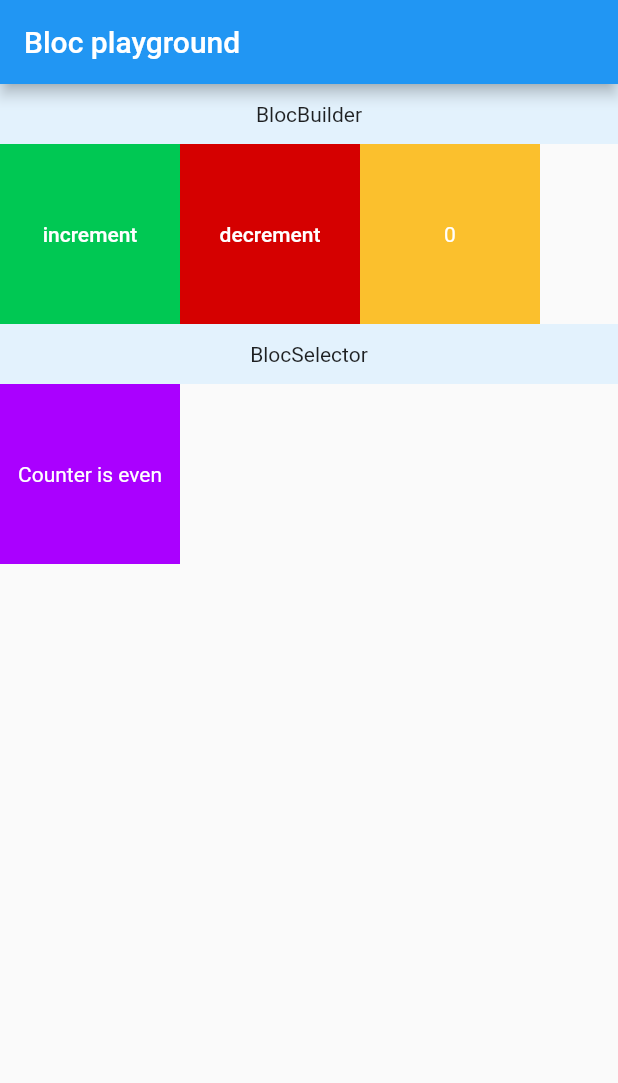
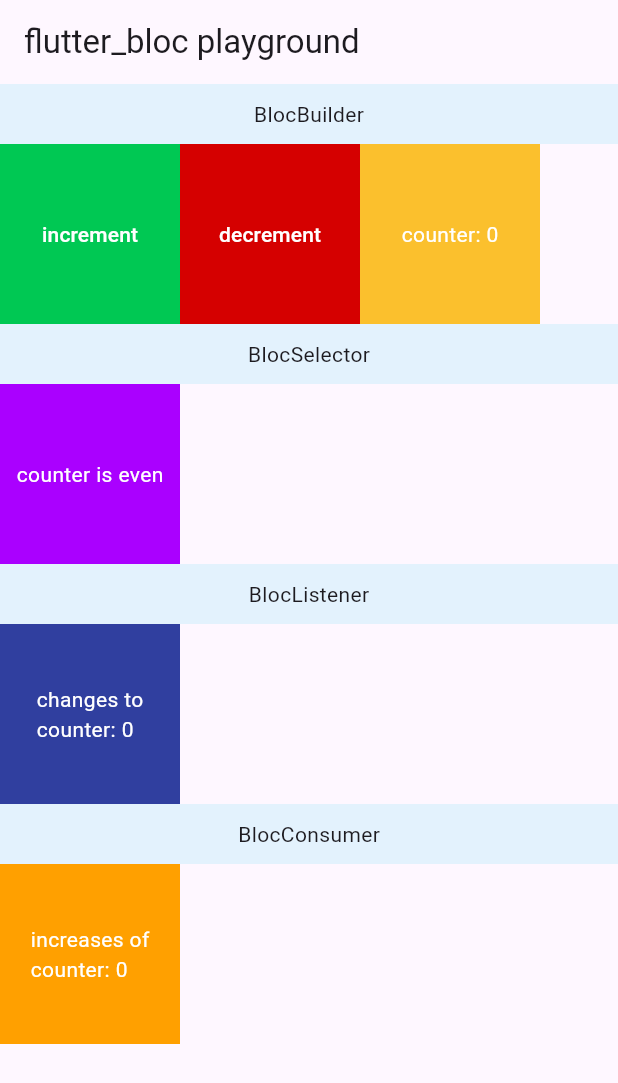
Before and after one commit to zer0cal/flutter_bloc_pg1, a Flutter app: the screen it shows after launch, on a phone screen of 412 x 824 dp. Shown: the top 1083 px of the screen. Run offline on Flutter 3.47's test engine with Material 2 defaults, Android fonts, the phone set to English and light mode, and no system bars; our stand-ins replace bloc, flutter_bloc.

Commit message:
Added BlocListener and BlocConsumer examples,

```diff
--- a/lib/screens/bloc_builder_example.dart
+++ b/lib/components/bloc_builder_example.dart
@@ -4,12 +4,12 @@ import 'package:flutter/material.dart';
 import 'package:flutter_bloc/flutter_bloc.dart';
 import 'package:flutter_bloc_pg1/blocs/counter_bloc.dart';
 
-class BlocBuilderExampleScreen extends StatelessWidget {
-  const BlocBuilderExampleScreen({Key? key}) : super(key: key);
+class BlocBuilderExampleWidget extends StatelessWidget {
+  const BlocBuilderExampleWidget({Key? key}) : super(key: key);
 
   @override
   Widget build(BuildContext context) {
-    dev.log('BlocBuilderExampleScreen', name: 'BUILD');
+    dev.log('BlocBuilderExampleScreen', name: 'BUILD WIDGET');
     return Column(
       children: [
         Container(
@@ -20,7 +20,7 @@ class BlocBuilderExampleScreen extends StatelessWidget {
           ),
         ),
         Row(
-          children: const [
+          children: const <Widget>[
             IncrementButton(),
             DecrementButton(),
             CounterWidget(),
@@ -36,7 +36,7 @@ class IncrementButton extends StatelessWidget {
 
   @override
   Widget build(BuildContext context) {
-    dev.log('IncrementButton', name: 'BUILD');
+    dev.log('IncrementButton', name: 'BUILD WIDGET');
     return Container(
       color: Colors.greenAccent.shade700,
       width: 120,
@@ -59,7 +59,7 @@ class DecrementButton extends StatelessWidget {
 
   @override
   Widget build(BuildContext context) {
-    dev.log('DecrementButton', name: 'BUILD');
+    dev.log('DecrementButton', name: 'BUILD WIDGET');
     return Container(
       color: Colors.redAccent.shade700,
       width: 120,
@@ -82,15 +82,16 @@ class CounterWidget extends StatelessWidget {
 
   @override
   Widget build(BuildContext context) {
-    dev.log('CounterWidget', name: 'BUILD');
+    dev.log('CounterWidget', name: 'BUILD WIDGET');
     return BlocBuilder<CounterBloc, int>(builder: (context, state) {
+      dev.log('CounterWidget', name: 'BUILD BLOC');
       return Container(
         color: Colors.yellow.shade700,
         width: 120,
         height: 120,
         child: Center(
           child: Text(
-            context.read<CounterBloc>().state.toString(),
+            'counter: $state',
             style: const TextStyle(color: Colors.white),
           ),
         ),
--- /dev/null
+++ b/lib/components/bloc_consumer_example.dart
@@ -0,0 +1,61 @@
+import 'dart:developer' as dev;
+
+import 'package:flutter/material.dart';
+import 'package:flutter_bloc/flutter_bloc.dart';
+import 'package:flutter_bloc_pg1/blocs/counter_bloc.dart';
+
+int count = 0;
+
+class BlocConsumerExampleWidget extends StatelessWidget {
+  const BlocConsumerExampleWidget({Key? key}) : super(key: key);
+
+  @override
+  Widget build(BuildContext context) {
+    dev.log('BlocConsumerExampleScreen', name: 'BUILD WIDGET');
+    return Column(
+      children: [
+        Container(
+          height: 40,
+          color: Colors.blue.shade50,
+          child: const Center(
+            child: Text('BlocConsumer'),
+          ),
+        ),
+        Row(
+          children: const <Widget>[
+            CountOfIncreasesOfCounterWidget(),
+          ],
+        ),
+      ],
+    );
+  }
+}
+
+class CountOfIncreasesOfCounterWidget extends StatelessWidget {
+  const CountOfIncreasesOfCounterWidget({Key? key}) : super(key: key);
+
+  @override
+  Widget build(BuildContext context) {
+    dev.log('CountOfIncreasesOfCounterWidget', name: 'BUILD WIDGET');
+    return BlocConsumer<CounterBloc, int>(
+      listenWhen: (previous, current) => current > previous,
+      listener: (context, state) {
+        count++;
+      },
+      buildWhen: (previous, current) => current > previous,
+      builder: (context, state) {
+        dev.log('CountOfIncreasesOfCounterWidget', name: 'BUILD BLOC');
+        return Container(
+            color: Colors.amber.shade700,
+            width: 120,
+            height: 120,
+            child: Center(
+                child: Text(
+              'increases of\ncounter: $count',
+              softWrap: true,
+              style: const TextStyle(color: Colors.white),
+            )));
+      },
+    );
+  }
+}
--- /dev/null
+++ b/lib/components/bloc_listener_example.dart
@@ -0,0 +1,62 @@
+import 'dart:developer' as dev;
+
+import 'package:flutter/material.dart';
+import 'package:flutter_bloc/flutter_bloc.dart';
+import 'package:flutter_bloc_pg1/blocs/counter_bloc.dart';
+
+class BlocListenerExampleWidget extends StatelessWidget {
+  const BlocListenerExampleWidget({Key? key}) : super(key: key);
+
+  @override
+  Widget build(BuildContext context) {
+    dev.log('BlocListenerExampleScreen', name: 'BUILD WIDGET');
+    return Column(
+      children: [
+        Container(
+          height: 40,
+          color: Colors.blue.shade50,
+          child: const Center(
+            child: Text('BlocListener'),
+          ),
+        ),
+        Row(
+          children: const <Widget>[
+            CountOfChangesToCounterWidget()
+          ],
+        ),
+      ],
+    );
+  }
+}
+
+class CountOfChangesToCounterWidget extends StatefulWidget {
+  const CountOfChangesToCounterWidget({Key? key}) : super(key: key);
+
+  @override
+  State<CountOfChangesToCounterWidget> createState() => _CountOfChangesToCounterWidgetState();
+}
+
+class _CountOfChangesToCounterWidgetState extends State<CountOfChangesToCounterWidget> {
+  var count = 0;
+  @override
+  Widget build(BuildContext context) {
+    dev.log('_CountOfChangesToCounterWidgetState', name: 'BUILD STATE');
+    return BlocListener<CounterBloc, int>(
+      listener: (context, state) {
+        super.setState(() {
+          count++;
+        });
+      },
+      child: Container(
+        color: Colors.indigo.shade700,
+        width: 120,
+        height: 120,
+        child: Center(
+            child: Text(
+              'changes to\ncounter: $count',
+              softWrap: true,
+              style: const TextStyle(color: Colors.white),
+            )))
+    );
+  }
+}
--- a/lib/screens/bloc_selector_example.dart
+++ b/lib/components/bloc_selector_example.dart
@@ -4,12 +4,12 @@ import 'package:flutter/material.dart';
 import 'package:flutter_bloc/flutter_bloc.dart';
 import 'package:flutter_bloc_pg1/blocs/counter_bloc.dart';
 
-class BlocSelectorExampleScreen extends StatelessWidget {
-  const BlocSelectorExampleScreen({Key? key}) : super(key: key);
+class BlocSelectorExampleWidget extends StatelessWidget {
+  const BlocSelectorExampleWidget({Key? key}) : super(key: key);
 
   @override
   Widget build(BuildContext context) {
-    dev.log('BlocSelectorExampleScreen', name: 'BUILD');
+    dev.log('BlocSelectorExampleScreen', name: 'BUILD WIDGET');
     return Column(
       children: [
         Container(
@@ -20,28 +20,30 @@ class BlocSelectorExampleScreen extends StatelessWidget {
           ),
         ),
         Row(
-          children: const <Widget>[IsCounterOddView()],
+          children: const <Widget>[IsCounterOddWidget()],
         ),
       ],
     );
   }
 }
 
-class IsCounterOddView extends StatelessWidget {
-  const IsCounterOddView({Key? key}) : super(key: key);
+class IsCounterOddWidget extends StatelessWidget {
+  const IsCounterOddWidget({Key? key}) : super(key: key);
 
   @override
   Widget build(BuildContext context) {
+    dev.log('IsCounterOddWidget', name: 'BUILD WIDGET');
     return BlocSelector<CounterBloc, int, String>(
       selector: (state) => state.isOdd ? 'odd' : 'even',
       builder: (context, state) {
+        dev.log('IsCounterOddWidget', name: 'BUILD BLOC');
         return Container(
             color: Colors.purpleAccent.shade700,
             width: 120,
             height: 120,
             child: Center(
                 child: Text(
-              'Counter is $state',
+              'counter is $state',
               style: const TextStyle(color: Colors.white),
             )));
       },
--- a/lib/main.dart
+++ b/lib/main.dart
@@ -2,20 +2,23 @@ import 'dart:developer' as dev;
 
 import 'package:flutter/material.dart';
 import 'package:flutter_bloc/flutter_bloc.dart';
-import 'package:flutter_bloc_pg1/screens/bloc_builder_example.dart';
-import 'package:flutter_bloc_pg1/screens/bloc_selector_example.dart';
+import 'package:flutter_bloc_pg1/components//bloc_builder_example.dart';
+import 'package:flutter_bloc_pg1/components//bloc_selector_example.dart';
 import 'package:flutter_bloc_pg1/blocs/counter_bloc.dart';
+import 'package:flutter_bloc_pg1/components/bloc_consumer_example.dart';
+import 'package:flutter_bloc_pg1/components/bloc_listener_example.dart';
 // import 'package:bloc/bloc.dart';
 
 void main() {
-  runApp(const MyApp());
+  runApp(const MainApp());
 }
 
-class MyApp extends StatelessWidget {
-  const MyApp({Key? key}) : super(key: key);
+class MainApp extends StatelessWidget {
+  const MainApp({Key? key}) : super(key: key);
 
   @override
   Widget build(BuildContext context) {
+    dev.log('MainApp', name: 'BUILD WIDGET');
     return MultiBlocProvider(
       providers: [
         BlocProvider<CounterBloc>(
@@ -23,14 +26,19 @@ class MyApp extends StatelessWidget {
         )
       ],
       child: MaterialApp(
+        theme: ThemeData(
+          useMaterial3: true,
+        ),
         home: Scaffold(
           appBar: AppBar(
-            title: const Text('Bloc playground'),
+            title: const Text('flutter_bloc playground'),
           ),
           body: ListView(
-            children: const [
-              BlocBuilderExampleScreen(),
-              BlocSelectorExampleScreen()
+            children: const <Widget>[
+              BlocBuilderExampleWidget(),
+              BlocSelectorExampleWidget(),
+              BlocListenerExampleWidget(),
+              BlocConsumerExampleWidget(),
             ],
           ),
         ),
```
Also changed, not shown: 1 other file.
